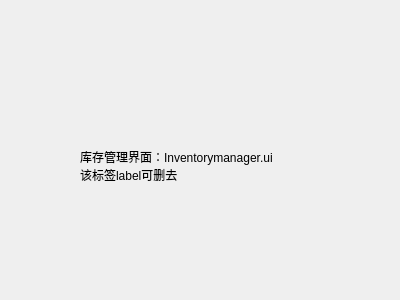
Above: widgetinventorymanager.ui from ylxcvvan/Supermarket-Commodity-Management-System before the change. Below: the same form after it.
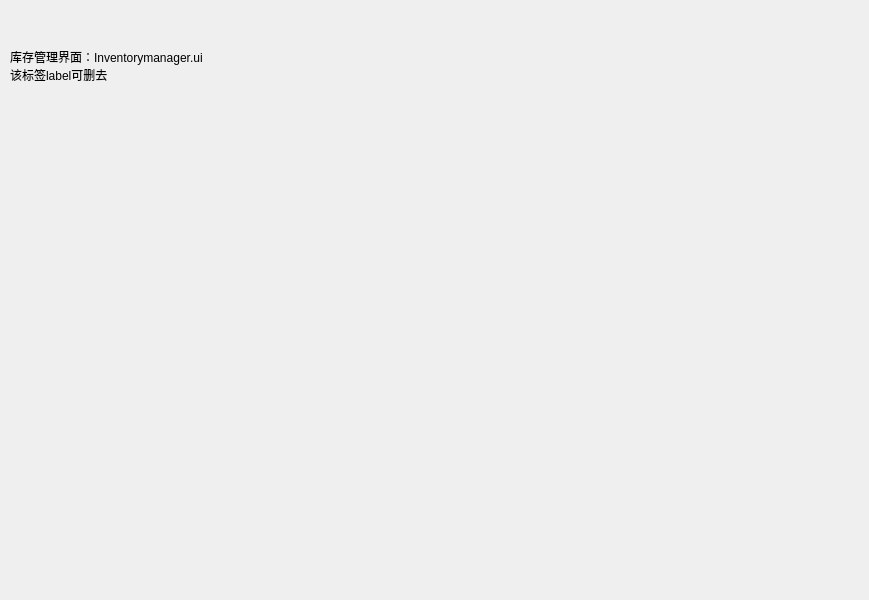
That is the form after the change.

Commit message: 美化收银界面 widgetcashiermanager.ui

The edit to the form file:
```diff
--- a/widgetinventorymanager.ui
+++ b/widgetinventorymanager.ui
@@ -6,8 +6,8 @@
    <rect>
     <x>0</x>
     <y>0</y>
-    <width>400</width>
-    <height>300</height>
+    <width>869</width>
+    <height>600</height>
    </rect>
   </property>
   <property name="windowTitle">
@@ -16,9 +16,9 @@
   <widget class="QLabel" name="label">
    <property name="geometry">
     <rect>
-     <x>80</x>
-     <y>100</y>
-     <width>211</width>
+     <x>10</x>
+     <y>0</y>
+     <width>301</width>
      <height>131</height>
     </rect>
    </property>
```
The commit also changes 4 other files.
